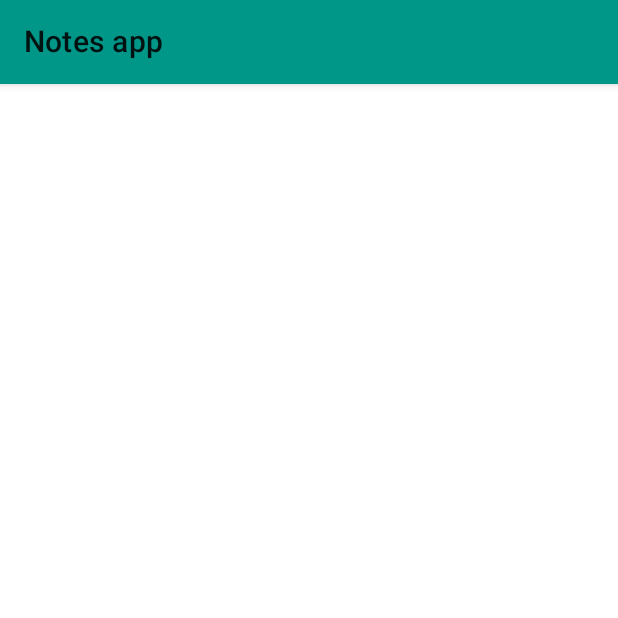
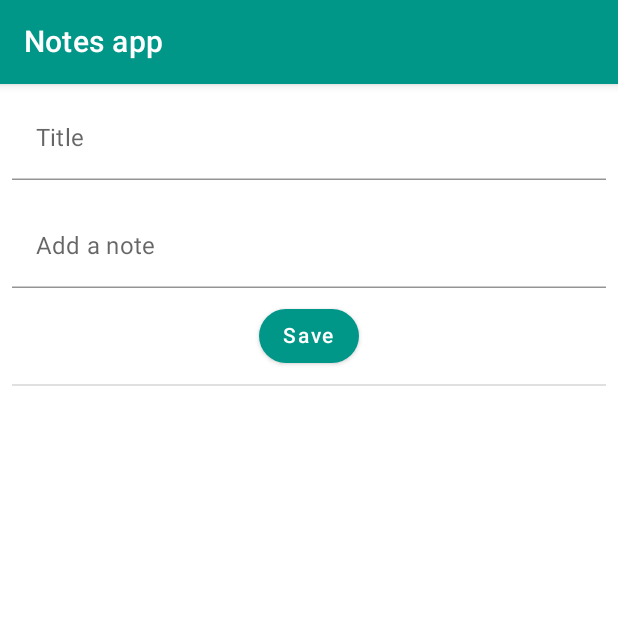
Before and after one commit to silviahisham/notes_app, an Android app built with Jetpack Compose: the screen it shows after launch (MainActivity), on a phone screen of 412 x 824 dp, the top half of it. Run offline under Robolectric (Android 15) with nearby library versions, the phone set to English and light mode, and no system bars.

Commit message:
Implement Add note

```diff
--- a/app/build.gradle
+++ b/app/build.gradle
@@ -54,6 +54,8 @@ dependencies {
     implementation "androidx.compose.ui:ui:$compose_ui_version"
     implementation "androidx.compose.ui:ui-tooling-preview:$compose_ui_version"
     implementation 'androidx.compose.material:material:1.1.1'
+    implementation 'androidx.lifecycle:lifecycle-viewmodel-compose:2.5.1'
+
     testImplementation 'junit:junit:4.13.2'
     androidTestImplementation 'androidx.test.ext:junit:1.1.3'
     androidTestImplementation 'androidx.test.espresso:espresso-core:3.4.0'
--- a/app/src/main/java/com/silviahisham/notesapp/MainActivity.kt
+++ b/app/src/main/java/com/silviahisham/notesapp/MainActivity.kt
@@ -3,21 +3,17 @@ package com.silviahisham.notesapp
 import android.os.Bundle
 import androidx.activity.ComponentActivity
 import androidx.activity.compose.setContent
-import androidx.compose.foundation.layout.fillMaxSize
-import androidx.compose.material.MaterialTheme
-import androidx.compose.material.Surface
-import androidx.compose.material.Text
-import androidx.compose.runtime.Composable
-import androidx.compose.ui.Modifier
-import androidx.compose.ui.tooling.preview.Preview
+import androidx.compose.ui.ExperimentalComposeUiApi
+import com.silviahisham.notesapp.screens.NotesScreen
 import com.silviahisham.notesapp.ui.theme.NotesAppTheme
 
+@ExperimentalComposeUiApi
 class MainActivity : ComponentActivity() {
     override fun onCreate(savedInstanceState: Bundle?) {
         super.onCreate(savedInstanceState)
         setContent {
             NotesAppTheme {
-                MainScreen()
+                NotesScreen()
             }
         }
     }
--- a/app/src/main/java/com/silviahisham/notesapp/MainScreen.kt
+++ /dev/null
@@ -1,29 +0,0 @@
-package com.silviahisham.notesapp
-
-import androidx.compose.foundation.layout.fillMaxSize
-import androidx.compose.material.MaterialTheme
-import androidx.compose.material.Scaffold
-import androidx.compose.material.Surface
-import androidx.compose.runtime.Composable
-import androidx.compose.ui.Modifier
-import androidx.compose.ui.res.stringResource
-import androidx.compose.ui.tooling.preview.Preview
-import com.silviahisham.notesapp.components.AppBar
-import com.silviahisham.notesapp.ui.theme.NotesAppTheme
-
-@Composable
-fun MainScreen() {
-    Scaffold(topBar = { AppBar(title = stringResource(id = R.string.app_name)) }) {
-        Surface(modifier = Modifier.fillMaxSize(), color = MaterialTheme.colors.background) {
-        }
-    }
-
-}
-
-@Preview(showBackground = true)
-@Composable
-fun DefaultPreview() {
-    NotesAppTheme {
-        MainScreen()
-    }
-}
--- a/app/src/main/java/com/silviahisham/notesapp/components/AppBar.kt
+++ b/app/src/main/java/com/silviahisham/notesapp/components/AppBar.kt
@@ -3,9 +3,8 @@ package com.silviahisham.notesapp.components
 import androidx.compose.material.Text
 import androidx.compose.material.TopAppBar
 import androidx.compose.runtime.Composable
-import com.silviahisham.notesapp.ui.theme.AppBarColor
 
 @Composable
 fun AppBar(title: String) {
-    TopAppBar(title = { Text(text = title) }, backgroundColor = AppBarColor)
+    TopAppBar(title = { Text(text = title) })
 }
--- /dev/null
+++ b/app/src/main/java/com/silviahisham/notesapp/components/NoteButton.kt
@@ -0,0 +1,18 @@
+package com.silviahisham.notesapp.components
+
+import androidx.compose.foundation.shape.CircleShape
+import androidx.compose.material.Button
+import androidx.compose.material.Text
+import androidx.compose.runtime.Composable
+import androidx.compose.ui.Modifier
+
+@Composable
+fun NoteButton(
+    modifier: Modifier = Modifier,
+    text: String,
+    onClickAction: () -> Unit
+) {
+    Button(onClick = onClickAction, modifier = modifier, shape = CircleShape) {
+        Text(text)
+    }
+}
--- /dev/null
+++ b/app/src/main/java/com/silviahisham/notesapp/components/NotesTextField.kt
@@ -0,0 +1,26 @@
+package com.silviahisham.notesapp.components
+
+import androidx.compose.material.Text
+import androidx.compose.material.TextField
+import androidx.compose.material.TextFieldDefaults
+import androidx.compose.runtime.Composable
+import androidx.compose.ui.Modifier
+import androidx.compose.ui.graphics.Color
+
+@Composable
+fun NotesTextField(
+    value: String,
+    label: String,
+    modifier: Modifier = Modifier,
+    maxLines: Int = 1,
+    onValueChange: (String) -> Unit
+) {
+    TextField(
+        value = value,
+        label = { Text(text = label) },
+        onValueChange = onValueChange,
+        maxLines = maxLines,
+        modifier = modifier,
+        colors = TextFieldDefaults.textFieldColors(backgroundColor = Color.Transparent)
+    )
+}
--- /dev/null
+++ b/app/src/main/java/com/silviahisham/notesapp/screens/NotesScreen.kt
@@ -0,0 +1,133 @@
+package com.silviahisham.notesapp.screens
+
+import android.widget.Toast
+import androidx.compose.foundation.layout.Column
+import androidx.compose.foundation.layout.fillMaxSize
+import androidx.compose.foundation.layout.fillMaxWidth
+import androidx.compose.foundation.layout.padding
+import androidx.compose.foundation.lazy.LazyColumn
+import androidx.compose.foundation.lazy.items
+import androidx.compose.foundation.shape.RoundedCornerShape
+import androidx.compose.material.Divider
+import androidx.compose.material.MaterialTheme
+import androidx.compose.material.Scaffold
+import androidx.compose.material.Surface
+import androidx.compose.material.Text
+import androidx.compose.runtime.Composable
+import androidx.compose.runtime.getValue
+import androidx.compose.runtime.mutableStateOf
+import androidx.compose.runtime.remember
+import androidx.compose.runtime.setValue
+import androidx.compose.ui.Alignment
+import androidx.compose.ui.ExperimentalComposeUiApi
+import androidx.compose.ui.Modifier
+import androidx.compose.ui.graphics.Color
+import androidx.compose.ui.platform.LocalContext
+import androidx.compose.ui.platform.LocalSoftwareKeyboardController
+import androidx.compose.ui.res.colorResource
+import androidx.compose.ui.res.stringResource
+import androidx.compose.ui.tooling.preview.Preview
+import androidx.compose.ui.unit.dp
+import androidx.lifecycle.viewmodel.compose.viewModel
+import com.silviahisham.notesapp.R
+import com.silviahisham.notesapp.components.AppBar
+import com.silviahisham.notesapp.components.NoteButton
+import com.silviahisham.notesapp.components.NotesTextField
+import com.silviahisham.notesapp.model.Note
+import com.silviahisham.notesapp.ui.theme.NotesAppTheme
+import com.silviahisham.notesapp.ui.theme.TealLight
+import com.silviahisham.notesapp.utils.formatDate
+
+@ExperimentalComposeUiApi
+@Composable
+fun NotesScreen() {
+    val viewModel: NotesViewModel = viewModel()
+    val notesList = viewModel.getNotes()
+    val context = LocalContext.current
+    val keyboardController = LocalSoftwareKeyboardController.current
+
+    var titleState by remember {
+        mutableStateOf("")
+    }
+    var descriptionState by remember {
+        mutableStateOf("")
+    }
+
+    Scaffold(topBar = { AppBar(title = stringResource(id = R.string.app_name)) }) {
+        Surface(modifier = Modifier.fillMaxSize(), color = MaterialTheme.colors.background) {
+            Column(Modifier.fillMaxWidth(), horizontalAlignment = Alignment.CenterHorizontally) {
+                NotesTextField(
+                    value = titleState,
+                    label = stringResource(id = R.string.note_title),
+                    modifier = Modifier
+                        .fillMaxWidth()
+                        .padding(8.dp),
+                    onValueChange = {
+                        titleState = it
+                    }
+                )
+                NotesTextField(
+                    value = descriptionState,
+                    label = stringResource(id = R.string.note_body),
+                    modifier = Modifier
+                        .fillMaxWidth()
+                        .padding(8.dp),
+                    maxLines = 20,
+                    onValueChange = {
+                        descriptionState = it
+                    }
+                )
+
+                NoteButton(text = stringResource(id = R.string.action_save)) {
+                    if (titleState.isNotEmpty() && descriptionState.isNotEmpty()) {
+                        viewModel.addNote(Note(title = titleState, description = descriptionState))
+                        Toast.makeText(context, R.string.toast_note_saved, Toast.LENGTH_SHORT).show()
+
+                        titleState = ""
+                        descriptionState = ""
+
+                        keyboardController?.hide()
+                    }
+                }
+
+                Divider(modifier = Modifier.padding(8.dp))
+
+                LazyColumn {
+                    items(notesList) { note ->
+                        NoteItem(note = note)
+                    }
+                }
+            }
+        }
+    }
+}
+
+@Composable
+fun NoteItem(note: Note) {
+    Surface(
+        modifier = Modifier
+            .fillMaxWidth()
+            .padding(8.dp),
+        color = TealLight,
+        shape = RoundedCornerShape(8.dp)
+    ) {
+        Column(
+            modifier = Modifier
+                .fillMaxWidth()
+                .padding(16.dp)
+        ) {
+            Text(text = note.title, style = MaterialTheme.typography.subtitle2)
+            Text(text = note.description, style = MaterialTheme.typography.subtitle1)
+            Text(text = note.date.formatDate(), style = MaterialTheme.typography.caption)
+        }
+    }
+}
+
+@ExperimentalComposeUiApi
+@Preview(showBackground = true)
+@Composable
+fun DefaultPreview() {
+    NotesAppTheme {
+        NotesScreen()
+    }
+}
--- /dev/null
+++ b/app/src/main/java/com/silviahisham/notesapp/screens/NotesViewModel.kt
@@ -0,0 +1,15 @@
+package com.silviahisham.notesapp.screens
+
+import androidx.compose.runtime.mutableStateListOf
+import androidx.lifecycle.ViewModel
+import com.silviahisham.notesapp.model.Note
+
+class NotesViewModel : ViewModel() {
+    private val notesList = mutableStateListOf<Note>()
+
+    fun getNotes(): List<Note> = notesList
+
+    fun addNote(note: Note) {
+        notesList.add(note)
+    }
+}
--- a/app/src/main/java/com/silviahisham/notesapp/ui/theme/Color.kt
+++ b/app/src/main/java/com/silviahisham/notesapp/ui/theme/Color.kt
@@ -2,9 +2,7 @@ package com.silviahisham.notesapp.ui.theme
 
 import androidx.compose.ui.graphics.Color
 
-val Purple200 = Color(0xFFBB86FC)
-val Purple500 = Color(0xFF6200EE)
-val Purple700 = Color(0xFF3700B3)
-val Teal200 = Color(0xFF03DAC5)
-
-val AppBarColor = Color(0xFF009688)
+val TealLight = Color(0xFFB2DFDB)
+val Teal = Color(0xFF009688)
+val TealDark = Color(0xFF00796B)
+val Orange = Color(0xFFFF9800)
--- a/app/src/main/java/com/silviahisham/notesapp/ui/theme/Theme.kt
+++ b/app/src/main/java/com/silviahisham/notesapp/ui/theme/Theme.kt
@@ -7,15 +7,15 @@ import androidx.compose.material.lightColors
 import androidx.compose.runtime.Composable
 
 private val DarkColorPalette = darkColors(
-    primary = Purple200,
-    primaryVariant = Purple700,
-    secondary = Teal200
+    primary = TealLight,
+    primaryVariant = TealDark,
+    secondary = Orange
 )
 
 private val LightColorPalette = lightColors(
-    primary = Purple500,
-    primaryVariant = Purple700,
-    secondary = Teal200
+    primary = Teal,
+    primaryVariant = TealDark,
+    secondary = Orange
 
     /* Other default colors to override
     background = Color.White,
--- a/app/src/main/res/values/strings.xml
+++ b/app/src/main/res/values/strings.xml
@@ -1,3 +1,7 @@
 <resources>
     <string name="app_name">Notes app</string>
+    <string name="note_title">Title</string>
+    <string name="note_body">Add a note</string>
+    <string name="action_save">Save</string>
+    <string name="toast_note_saved">Note saved!</string>
 </resources>
```
Also changed, not shown: app/src/main/java/com/silviahisham/notesapp/model/Note.kt (added, +11 -0 lines), app/src/main/java/com/silviahisham/notesapp/utils/DateUtils.kt (added, +10 -0 lines).
